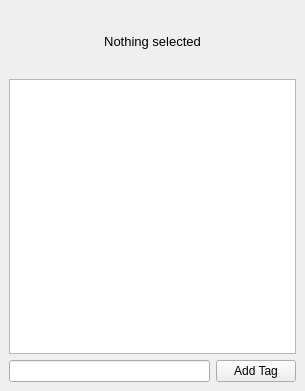
This is src/tagswidget.ui in fontmatrix/fontmatrix as Qt 5 draws it before an edit. The edited form follows.
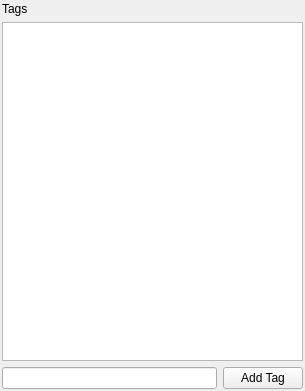
This is the edited form.

```diff
--- a/src/tagswidget.ui
+++ b/src/tagswidget.ui
@@ -24,55 +24,16 @@
        <verstretch>1</verstretch>
       </sizepolicy>
      </property>
-     <layout class="QGridLayout" name="gridLayout_2" >
-      <item row="0" column="0" colspan="2" >
-       <widget class="QLabel" name="titleLabel" >
-        <property name="sizePolicy" >
-         <sizepolicy vsizetype="Preferred" hsizetype="MinimumExpanding" >
-          <horstretch>0</horstretch>
-          <verstretch>0</verstretch>
-         </sizepolicy>
-        </property>
-        <property name="minimumSize" >
-         <size>
-          <width>0</width>
-          <height>64</height>
-         </size>
-        </property>
-        <property name="font" >
-         <font>
-          <pointsize>10</pointsize>
-         </font>
-        </property>
-        <property name="frameShape" >
-         <enum>QFrame::NoFrame</enum>
-        </property>
-        <property name="text" >
-         <string>Nothing selected</string>
-        </property>
-        <property name="textFormat" >
-         <enum>Qt::PlainText</enum>
-        </property>
-        <property name="scaledContents" >
-         <bool>false</bool>
-        </property>
-        <property name="alignment" >
-         <set>Qt::AlignCenter</set>
-        </property>
-        <property name="wordWrap" >
+     <layout class="QGridLayout" name="gridLayout_2">
+      <property name="margin">
+       <number>2</number>
+      </property>
+      <item row="1" column="0" colspan="2">
+       <widget class="QListWidget" name="tagsListWidget">
+        <property name="acceptDrops">
          <bool>true</bool>
         </property>
-        <property name="buddy" >
-         <cstring>tagsListWidget</cstring>
-        </property>
-       </widget>
-      </item>
-      <item row="1" column="0" colspan="2" >
-       <widget class="QListWidget" name="tagsListWidget" >
-        <property name="acceptDrops" >
-         <bool>true</bool>
-        </property>
-        <property name="statusTip" >
+        <property name="statusTip">
          <string>Right mouse click on a tag to add it or remove it from TagSet</string>
         </property>
        </widget>
@@ -103,6 +64,13 @@
         </property>
        </widget>
       </item>
+      <item row="0" column="0" colspan="2">
+       <widget class="QLabel" name="label">
+        <property name="text">
+         <string>Tags</string>
+        </property>
+       </widget>
+      </item>
      </layout>
     </widget>
    </item>
```
Left out of the diff: 45 changed lines with no effect on the pictures.
